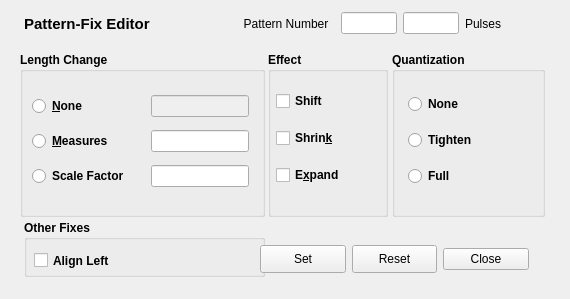
Qt form seq_qt5/forms/qpatternfix.ui (ahlstromcj/seq66) before a commit.
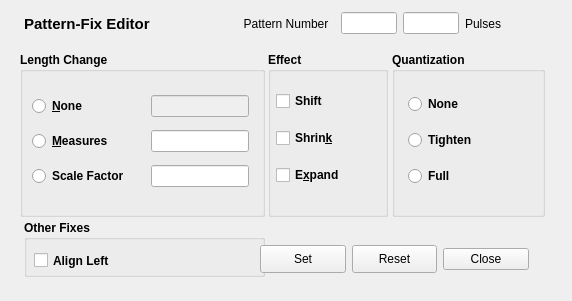
The same form after that commit.

```diff
--- a/seq_qt5/forms/qpatternfix.ui
+++ b/seq_qt5/forms/qpatternfix.ui
@@ -6,8 +6,8 @@
    <rect>
     <x>0</x>
     <y>0</y>
-    <width>570</width>
-    <height>299</height>
+    <width>572</width>
+    <height>301</height>
    </rect>
   </property>
   <property name="windowTitle">
```
Left out of the diff: 20 changed lines with no effect on the pictures.
